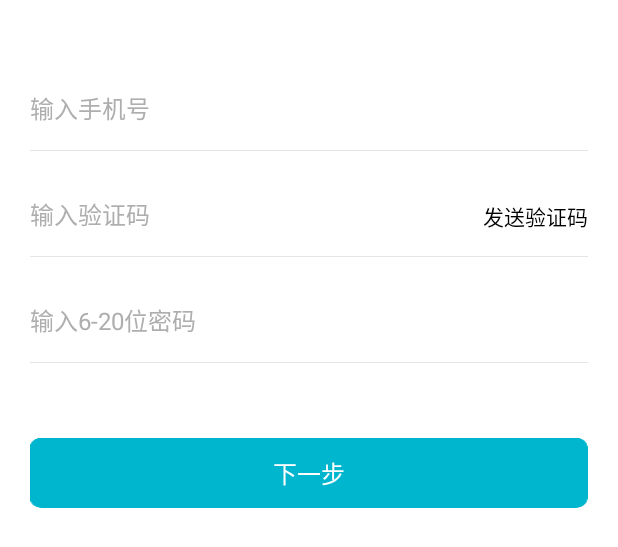
After one commit to cgy529387306/bearya, an Android app: the layout activity_register.xml on its own in the app's theme, with its tools: preview values and no code run, on a phone screen of 412 x 824 dp. The commit adds this screen. Shown: the top 547 px of the screen. Run offline under Robolectric (Android 15) with nearby library versions, the phone set to English and light mode, and no system bars.

Commit message:
登录、注册、忘记密码、设置 UI绘制以及一些图标的添加

```diff
--- /dev/null
+++ b/app/src/main/res/layout/activity_register.xml
@@ -0,0 +1,105 @@
+<?xml version="1.0" encoding="utf-8"?>
+<LinearLayout xmlns:android="http://schemas.android.com/apk/res/android"
+    xmlns:tools="http://schemas.android.com/tools"
+    android:layout_width="match_parent"
+    android:layout_height="match_parent"
+    android:background="@color/colorWhite"
+    android:orientation="vertical">
+
+    <EditText
+        android:id="@+id/et_login_phone"
+        android:layout_width="match_parent"
+        android:layout_height="wrap_content"
+        android:layout_marginTop="60dp"
+        android:layout_marginLeft="20dp"
+        android:layout_marginRight="20dp"
+        android:textColorHint="@color/colorHint"
+        android:textColor="@color/colorBlack"
+        android:background="@null"
+        android:hint="@string/input_phone"
+        android:textSize="@dimen/activity_text_size"
+        android:inputType="number"
+        tools:ignore="TextFields" />
+
+    <View
+        android:layout_width="match_parent"
+        android:layout_height="0.5dp"
+        android:layout_marginTop="16dp"
+        android:layout_marginLeft="20dp"
+        android:layout_marginRight="20dp"
+        android:background="@color/colorGray"  />
+
+    <LinearLayout
+        android:layout_width="match_parent"
+        android:layout_height="wrap_content"
+        android:layout_marginLeft="20dp"
+        android:layout_marginRight="20dp"
+        android:layout_marginTop="30dp"
+        android:background="@color/colorWhite">
+
+        <EditText
+            android:id="@+id/et_login_pwd"
+            android:layout_width="0dp"
+            android:layout_weight="1"
+            android:layout_height="match_parent"
+            android:textColorHint="@color/colorHint"
+            android:textColor="@color/colorBlack"
+            android:background="@null"
+            android:hint="@string/input_code"
+            android:textSize="@dimen/activity_text_size"
+            android:inputType="textPassword"/>
+
+        <TextView
+            android:id="@+id/tv_forget_pwd"
+            android:layout_width="wrap_content"
+            android:layout_height="match_parent"
+            android:gravity="end|bottom"
+            android:textColor="@color/colorBlack"
+            android:textSize="@dimen/activity_text_size_small"
+            android:text="@string/send_code"/>
+
+    </LinearLayout>
+
+    <View
+        android:layout_width="match_parent"
+        android:layout_height="0.5dp"
+        android:layout_marginTop="16dp"
+        android:layout_marginLeft="20dp"
+        android:layout_marginRight="20dp"
+        android:background="@color/colorGray"  />
+
+    <EditText
+        android:layout_width="match_parent"
+        android:layout_height="wrap_content"
+        android:layout_marginLeft="20dp"
+        android:layout_marginRight="20dp"
+        android:layout_marginTop="30dp"
+        android:textColorHint="@color/colorHint"
+        android:textColor="@color/colorBlack"
+        android:background="@null"
+        android:hint="@string/input_pwd"
+        android:textSize="@dimen/activity_text_size"
+        android:inputType="textPassword"/>
+
+    <View
+        android:layout_width="match_parent"
+        android:layout_height="0.5dp"
+        android:layout_marginTop="16dp"
+        android:layout_marginLeft="20dp"
+        android:layout_marginRight="20dp"
+        android:background="@color/colorGray"  />
+
+    <TextView
+        android:id="@+id/tv_login"
+        android:layout_width="match_parent"
+        android:layout_height="wrap_content"
+        android:layout_marginTop="50dp"
+        android:layout_marginLeft="20dp"
+        android:layout_marginRight="20dp"
+        android:background="@mipmap/bind_parent"
+        android:textSize="@dimen/activity_text_size"
+        android:text="@string/next"
+        android:textColor="@color/colorWhite"
+        android:gravity="center"/>
+
+</LinearLayout>
--- a/app/src/main/res/values/colors.xml
+++ b/app/src/main/res/values/colors.xml
@@ -21,4 +21,8 @@
     <color name="colorLightBlue">#00caf2</color>
     <color name="colorItemGreen">#ffb0d02d</color>
     <color name="colorOrange">#ffec6941</color>
+    <color name="colorViewGray">#ffdcdcdc</color>
+    <color name="colorHint">#ffaeaeae</color>
+    <color name="colorTextGray">#ff999999</color>
+    <color name="colorBackground">#f7f7f8</color>
 </resources>
--- a/app/src/main/res/values/dimens.xml
+++ b/app/src/main/res/values/dimens.xml
@@ -4,4 +4,5 @@
     <dimen name="activity_vertical_margin">25dp</dimen>
     <dimen name="activity_vertical_video_margin">10dp</dimen>
     <dimen name="activity_text_size">16sp</dimen>
+    <dimen name="activity_text_size_small">14sp</dimen>
 </resources>
--- a/app/src/main/res/values/strings.xml
+++ b/app/src/main/res/values/strings.xml
@@ -45,4 +45,21 @@
     <string name="main_device_hint_7">小宝贝，你会数数了吗？</string>
     <string name="main_device_hint_8">小宝贝，我想你了。</string>
     <string name="get_product_code_failed">获取设备ID失败！</string>
+    <string name="login">登录</string>
+    <string name="phone">手机号</string>
+    <string name="pwd">密码</string>
+    <string name="register">注册</string>
+    <string name="forget_pwd">忘记密码</string>
+    <string name="next">下一步</string>
+    <string name="input_pwd">输入6-20位密码</string>
+    <string name="input_phone">输入手机号</string>
+    <string name="input_code">输入验证码</string>
+    <string name="send_code">发送验证码</string>
+    <string name="confirm_pwd">确认密码</string>
+    <string name="code">验证码</string>
+    <string name="confirm">确定</string>
+    <string name="setting">设置</string>
+    <string name="versionCode">版本号</string>
+    <string name="contactUs">联系我们</string>
+    <string name="loginOut">退出登录</string>
 </resources>
```
Also changed, not shown: app/src/main/res/layout/activity_forget_pwd.xml (added, +104 -0 lines), app/src/main/res/layout/activity_login.xml (added, +111 -0 lines), app/src/main/res/layout/activity_setting.xml (added, +84 -0 lines), app/src/main/res/mipmap-xhdpi/icon_back.png (added), app/src/main/res/mipmap-xhdpi/icon_wx_login.png (added).
